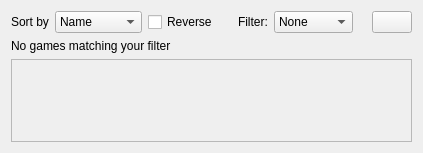
First picture: the form in rare/ui/components/tabs/store/wishlist.ui, repository RareDevs/Rare, before the edit.
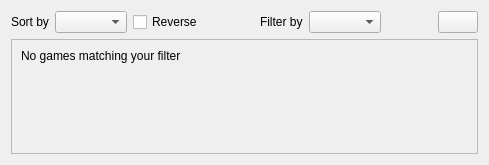
Second picture: the form after the edit.

Commit message:
Store: Fix various wishlist issues.
* Use horizontal scrollarea for free games. Based on the same idea as
WrapperSettings scrollarea. Both need some adjustments.

* Remove debugging dialogs. Need a better way anyways to debug.

What changed in the file:
```diff
--- a/rare/ui/components/tabs/store/wishlist.ui
+++ b/rare/ui/components/tabs/store/wishlist.ui
@@ -6,8 +6,8 @@
    <rect>
     <x>0</x>
     <y>0</y>
-    <width>423</width>
-    <height>153</height>
+    <width>489</width>
+    <height>165</height>
    </rect>
   </property>
   <property name="windowTitle">
@@ -30,28 +30,7 @@
       </widget>
      </item>
      <item>
-      <widget class="QComboBox" name="sort_cb">
-       <item>
-        <property name="text">
-         <string>Name</string>
-        </property>
-       </item>
-       <item>
-        <property name="text">
-         <string>Price</string>
-        </property>
-       </item>
-       <item>
-        <property name="text">
-         <string>Developer</string>
-        </property>
-       </item>
-       <item>
-        <property name="text">
-         <string>Discount</string>
-        </property>
-       </item>
-      </widget>
+      <widget class="QComboBox" name="order_combo"/>
      </item>
      <item>
       <widget class="QCheckBox" name="reverse">
@@ -76,23 +55,12 @@
      <item>
       <widget class="QLabel" name="filter_label">
        <property name="text">
-        <string>Filter:</string>
+        <string>Filter by</string>
        </property>
       </widget>
      </item>
      <item>
-      <widget class="QComboBox" name="filter_cb">
-       <item>
-        <property name="text">
-         <string>None</string>
-        </property>
-       </item>
-       <item>
-        <property name="text">
-         <string>Discount</string>
-        </property>
-       </item>
-      </widget>
+      <widget class="QComboBox" name="filter_combo"/>
      </item>
      <item>
       <spacer name="tool_hspacer_2">
@@ -123,26 +91,31 @@
     </layout>
    </item>
    <item>
-    <widget class="QLabel" name="no_games_label">
-     <property name="text">
-      <string>No games matching your filter</string>
+    <widget class="QScrollArea" name="scrollarea">
+     <property name="sizeAdjustPolicy">
+      <enum>QAbstractScrollArea::AdjustToContents</enum>
      </property>
-    </widget>
-   </item>
-   <item>
-    <widget class="QScrollArea" name="list_scrollarea">
      <property name="widgetResizable">
       <bool>true</bool>
      </property>
-     <widget class="QWidget" name="list_container">
+     <widget class="QWidget" name="container">
       <property name="geometry">
        <rect>
         <x>0</x>
         <y>0</y>
-        <width>407</width>
-        <height>83</height>
+        <width>473</width>
+        <height>115</height>
        </rect>
       </property>
+      <layout class="QVBoxLayout" name="container_layout">
+       <item alignment="Qt::AlignTop">
+        <widget class="QLabel" name="no_games_label">
+         <property name="text">
+          <string>No games matching your filter</string>
+         </property>
+        </widget>
+       </item>
+      </layout>
      </widget>
     </widget>
    </item>
```
Left out of the diff: 8 changed lines with no effect on the pictures. The commit also changes 6 other files.
